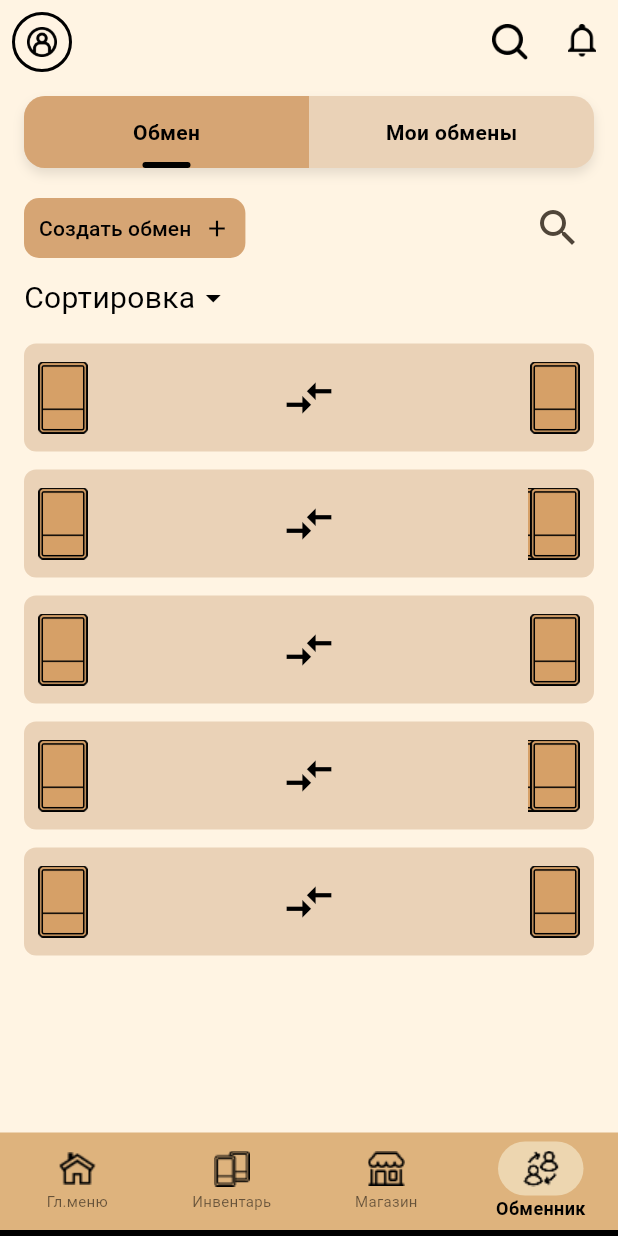
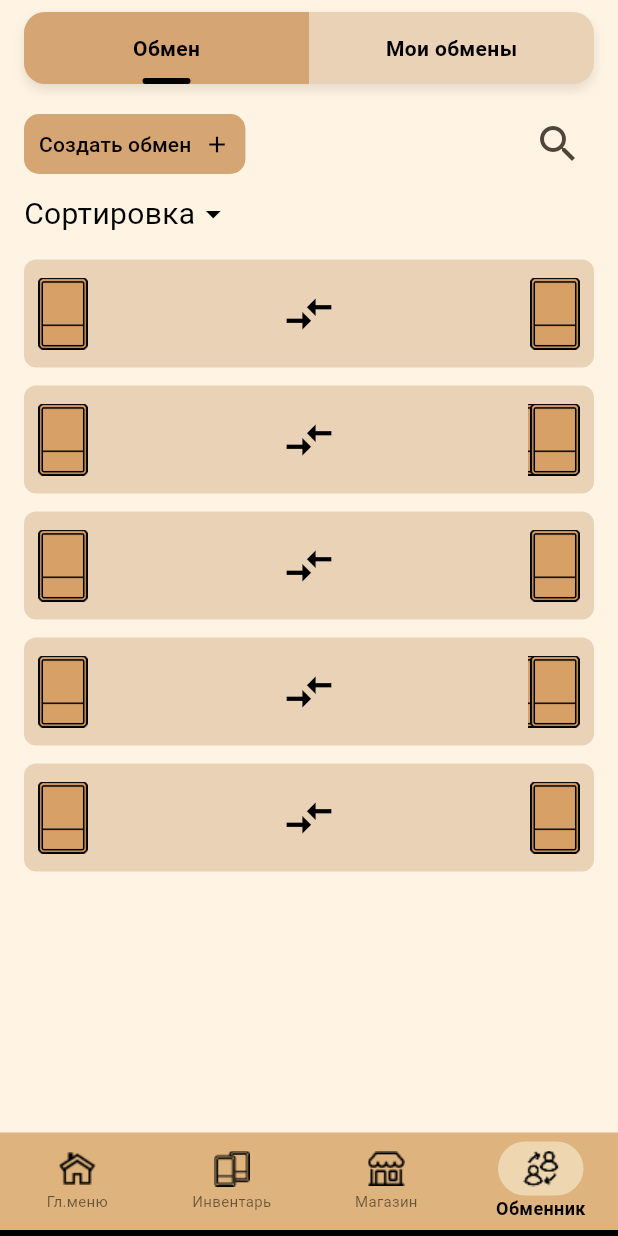
Before and after one commit to capti/Cardly, a Flutter app: the HomeScreen screen opened directly, item 4 of the bottom bar chosen, on a phone screen of 412 x 824 dp. Run offline on Flutter 3.47's test engine with Material 3 defaults, Android fonts, the phone set to English and light mode, and no system bars; our stand-ins replace email_validator, flutter_svg, shared_preferences; accounts and stored records are empty.

Commit message:
update home_screen, exchange_screen

```diff
--- a/frontend/lib/views/home_screen.dart
+++ b/frontend/lib/views/home_screen.dart
@@ -216,9 +216,10 @@ class _HomeScreenState extends State<HomeScreen> {
 
   @override
   Widget build(BuildContext context) {
+    final bool isExchangeScreen = _currentIndex == 3;
     return Scaffold(
       backgroundColor: const Color(0xFFFFF4E3),
-      appBar: AppBar(
+      appBar: isExchangeScreen ? null : AppBar(
         backgroundColor: const Color(0xFFFFF4E3),
         elevation: 0,
         leading: Container(
@@ -292,7 +293,9 @@ class _HomeScreenState extends State<HomeScreen> {
           ],
         ],
       ),
-      body: _getScreenByIndex(_currentIndex),
+      body: isExchangeScreen
+          ? SafeArea(child: _getScreenByIndex(_currentIndex))
+          : _getScreenByIndex(_currentIndex),
       bottomNavigationBar: Container(
         decoration: const BoxDecoration(
           color: Color(0xFFDEB37D),
```
Also changed, not shown: frontend/lib/views/exchange_screen.dart (line endings or trailing spaces).
